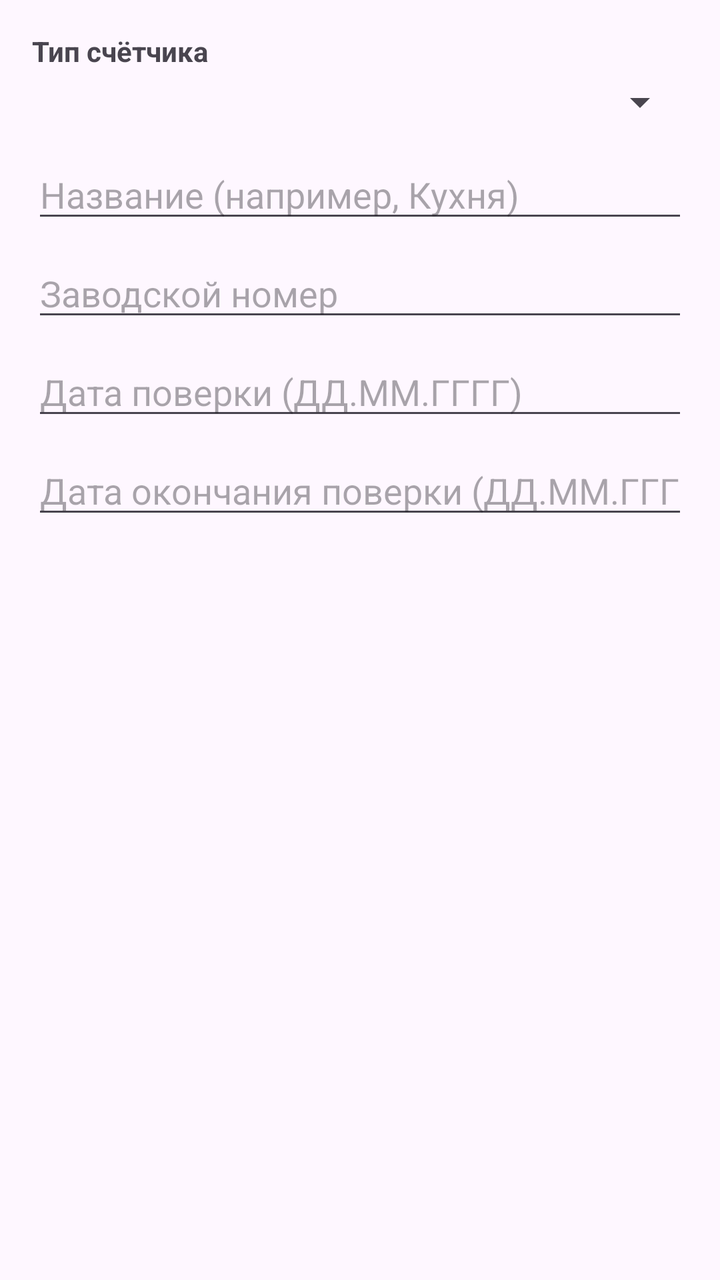
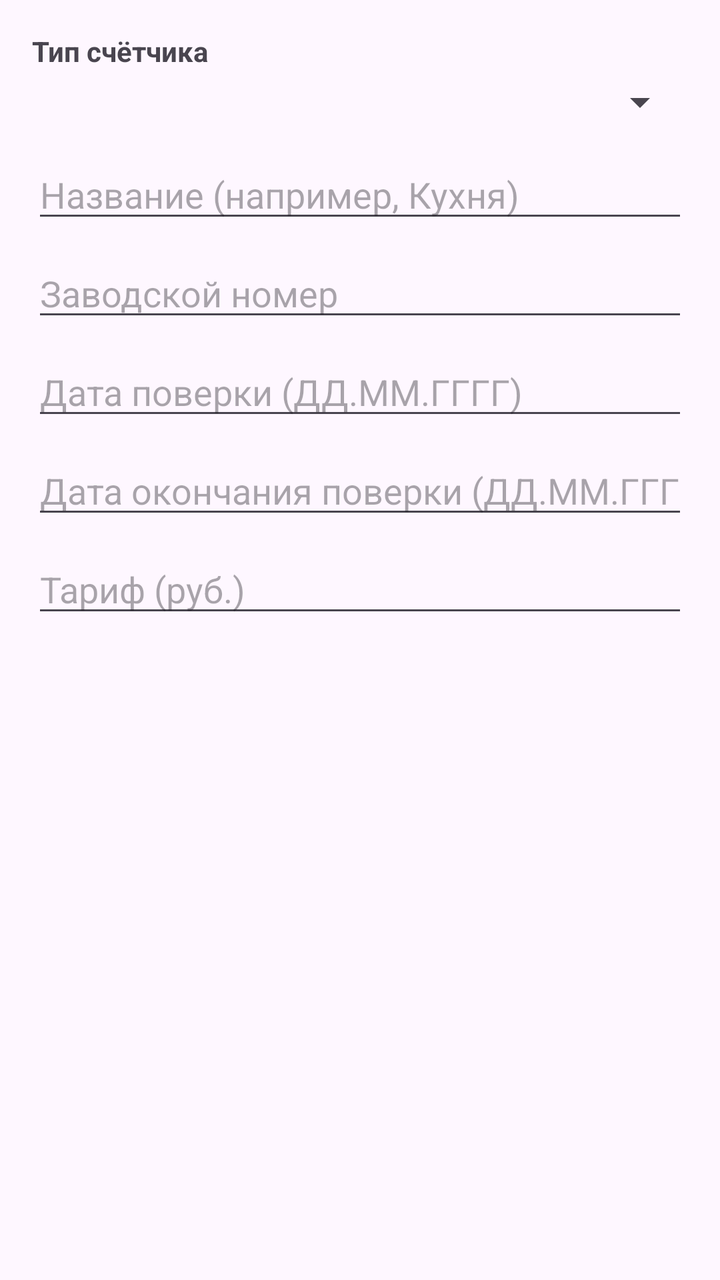

Compare the two renders of this Android layout. The source of the first and the diff that turns it into the second are given below.
<!-- AndroidManifest.xml: application theme Theme.MetersApp -->
<!-- res/layout/dialog_add_meter.xml -->
<?xml version="1.0" encoding="utf-8"?>
<ScrollView
    xmlns:android="http://schemas.android.com/apk/res/android"
    android:layout_width="match_parent"
    android:layout_height="wrap_content">

    <LinearLayout
        android:layout_width="match_parent"
        android:layout_height="wrap_content"
        android:orientation="vertical"
        android:padding="16dp">

        <TextView
            android:layout_width="match_parent"
            android:layout_height="wrap_content"
            android:text="Тип счётчика"
            android:textStyle="bold" />

        <Spinner
            android:id="@+id/typeSpinner"
            android:layout_width="match_parent"
            android:layout_height="wrap_content"
            android:layout_marginTop="4dp" />

        <EditText
            android:id="@+id/nameInput"
            android:layout_width="match_parent"
            android:layout_height="wrap_content"
            android:layout_marginTop="12dp"
            android:hint="Название (например, Кухня)" />

        <EditText
            android:id="@+id/serialInput"
            android:layout_width="match_parent"
            android:layout_height="wrap_content"
            android:layout_marginTop="8dp"
            android:hint="Заводской номер" />

        <EditText
            android:id="@+id/verificationDateInput"
            android:layout_width="match_parent"
            android:layout_height="wrap_content"
            android:layout_marginTop="8dp"
            android:hint="Дата поверки (ДД.ММ.ГГГГ)"
            android:inputType="date" />

        <EditText
            android:id="@+id/verificationEndDateInput"
            android:layout_width="match_parent"
            android:layout_height="wrap_content"
            android:layout_marginTop="8dp"
            android:hint="Дата окончания поверки (ДД.ММ.ГГГГ)"
            android:inputType="date" />

        <CheckBox
            android:id="@+id/twoTariffCheckbox"
            android:layout_width="match_parent"
            android:layout_height="wrap_content"
            android:layout_marginTop="8dp"
            android:text="Двухтарифный (день/ночь)"
            android:visibility="gone" />

    </LinearLayout>
</ScrollView>
<!-- resources referenced by this layout -->
<resources>
  <style name="Theme.MetersApp" parent="Base.Theme.MetersApp" />
  <style name="Base.Theme.MetersApp" parent="Theme.Material3.DayNight.NoActionBar">
          
          
          <item name="android:windowOptOutEdgeToEdgeEnforcement">true</item>
      </style>
</resources>

<!-- the commit's change to res/layout/dialog_add_meter.xml (unified diff, before → after) -->
@@ -52,6 +52,23 @@
             android:hint="Дата окончания поверки (ДД.ММ.ГГГГ)"
             android:inputType="date" />
 
+        <EditText
+            android:id="@+id/tariffInput"
+            android:layout_width="match_parent"
+            android:layout_height="wrap_content"
+            android:layout_marginTop="8dp"
+            android:hint="Тариф (руб.)"
+            android:inputType="numberDecimal" />
+
+        <EditText
+            android:id="@+id/tariffNightInput"
+            android:layout_width="match_parent"
+            android:layout_height="wrap_content"
+            android:layout_marginTop="8dp"
+            android:hint="Ночной тариф (руб.)"
+            android:inputType="numberDecimal"
+            android:visibility="gone" />
+
         <CheckBox
             android:id="@+id/twoTariffCheckbox"
             android:layout_width="match_parent"
